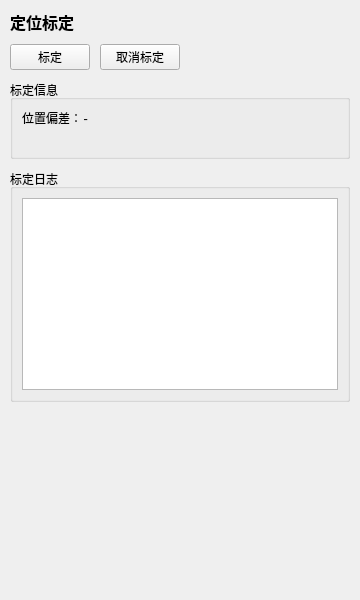
The window that ui/vive_tracker_cali_widget.ui (FOHEART/MotionGloveSDK_python) describes before a commit, drawn with Qt 5.
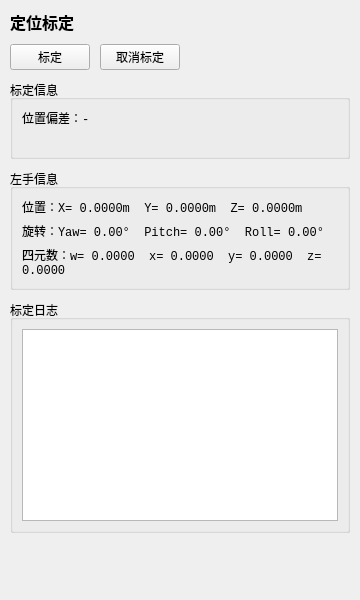
The same window after the commit.

Commit message: feat: add left hand information display and update logic in calibration widget

```diff
--- a/ui/vive_tracker_cali_widget.ui
+++ b/ui/vive_tracker_cali_widget.ui
@@ -117,6 +117,63 @@
      </layout>
     </widget>
    </item>
+   <item>
+    <widget class="QGroupBox" name="leftHandInfoGroup">
+     <property name="title">
+      <string>左手信息</string>
+     </property>
+     <layout class="QVBoxLayout" name="leftHandInfoLayout">
+      <item>
+       <widget class="QLabel" name="leftHandPositionLabel">
+        <property name="text">
+         <string>位置：X= 0.0000m  Y= 0.0000m  Z= 0.0000m</string>
+        </property>
+        <property name="wordWrap">
+         <bool>true</bool>
+        </property>
+        <property name="font">
+         <font>
+          <family>Courier New</family>
+          <pointsize>9</pointsize>
+         </font>
+        </property>
+       </widget>
+      </item>
+      <item>
+       <widget class="QLabel" name="leftHandRotationLabel">
+        <property name="text">
+         <string>旋转：Yaw= 0.00°  Pitch= 0.00°  Roll= 0.00°</string>
+        </property>
+        <property name="wordWrap">
+         <bool>true</bool>
+        </property>
+        <property name="font">
+         <font>
+          <family>Courier New</family>
+          <pointsize>9</pointsize>
+         </font>
+        </property>
+       </widget>
+      </item>
+      <item>
+       <widget class="QLabel" name="leftHandQuatLabel">
+        <property name="text">
+         <string>四元数：w= 0.0000  x= 0.0000  y= 0.0000  z= 0.0000</string>
+        </property>
+        <property name="wordWrap">
+         <bool>true</bool>
+        </property>
+        <property name="font">
+         <font>
+          <family>Courier New</family>
+          <pointsize>9</pointsize>
+         </font>
+        </property>
+       </widget>
+      </item>
+     </layout>
+    </widget>
+   </item>
    <item>
     <widget class="QGroupBox" name="logGroup">
      <property name="title">
```
The commit also changes 3 other files.
